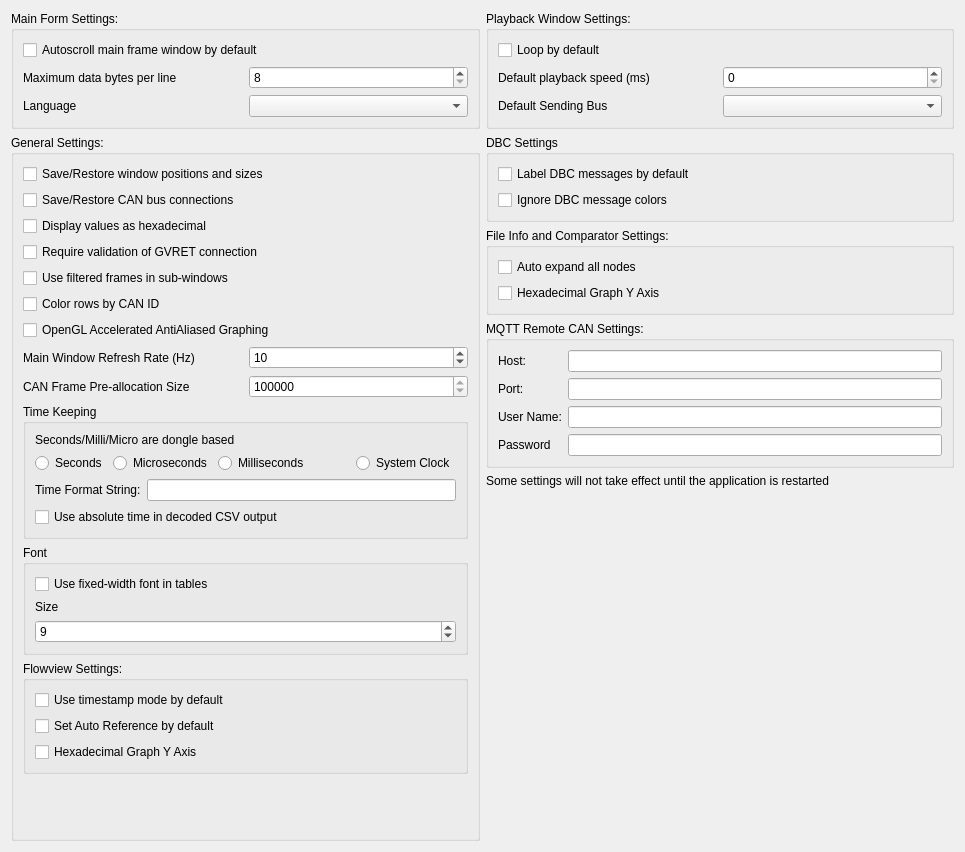
Qt form ui/mainsettingsdialog.ui (collin80/SavvyCAN) before a commit.
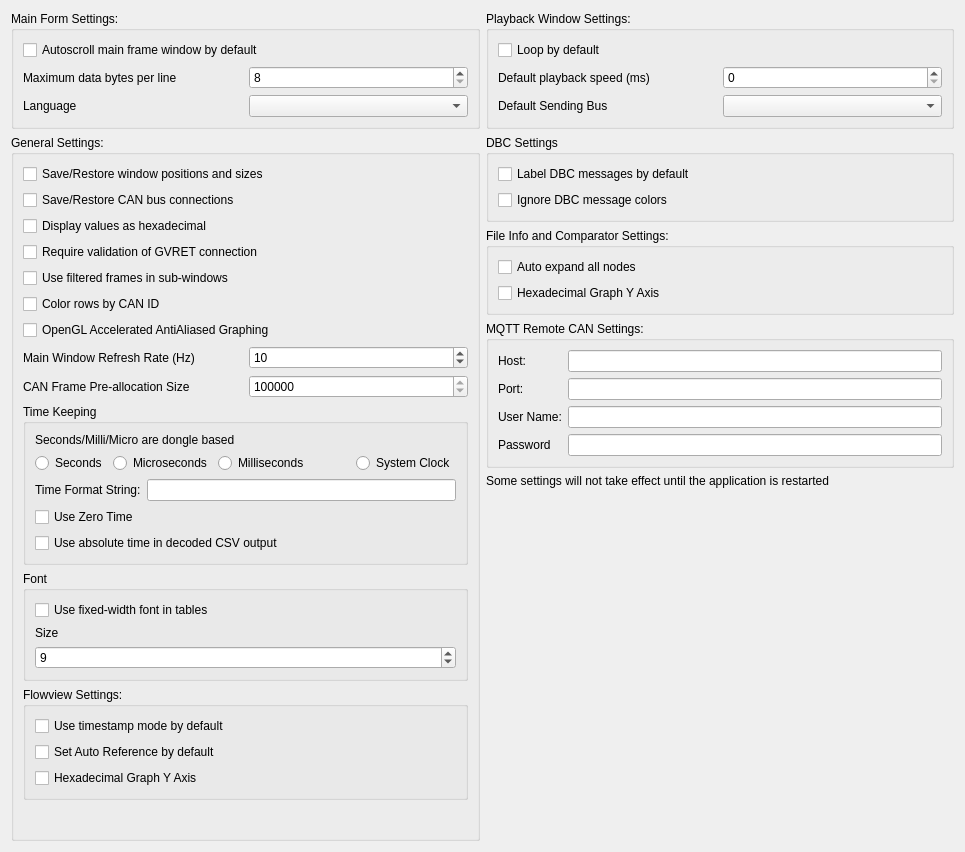
The same form after that commit.

The edit to the form file:
```diff
--- a/ui/mainsettingsdialog.ui
+++ b/ui/mainsettingsdialog.ui
@@ -260,6 +260,13 @@
              </item>
             </layout>
            </item>
+           <item>
+            <widget class="QCheckBox" name="cbUseZeroTime">
+             <property name="text">
+              <string>Use Zero Time</string>
+             </property>
+            </widget>
+           </item>
            <item>
             <widget class="QCheckBox" name="cbCSVAbsTime">
              <property name="text">
```
